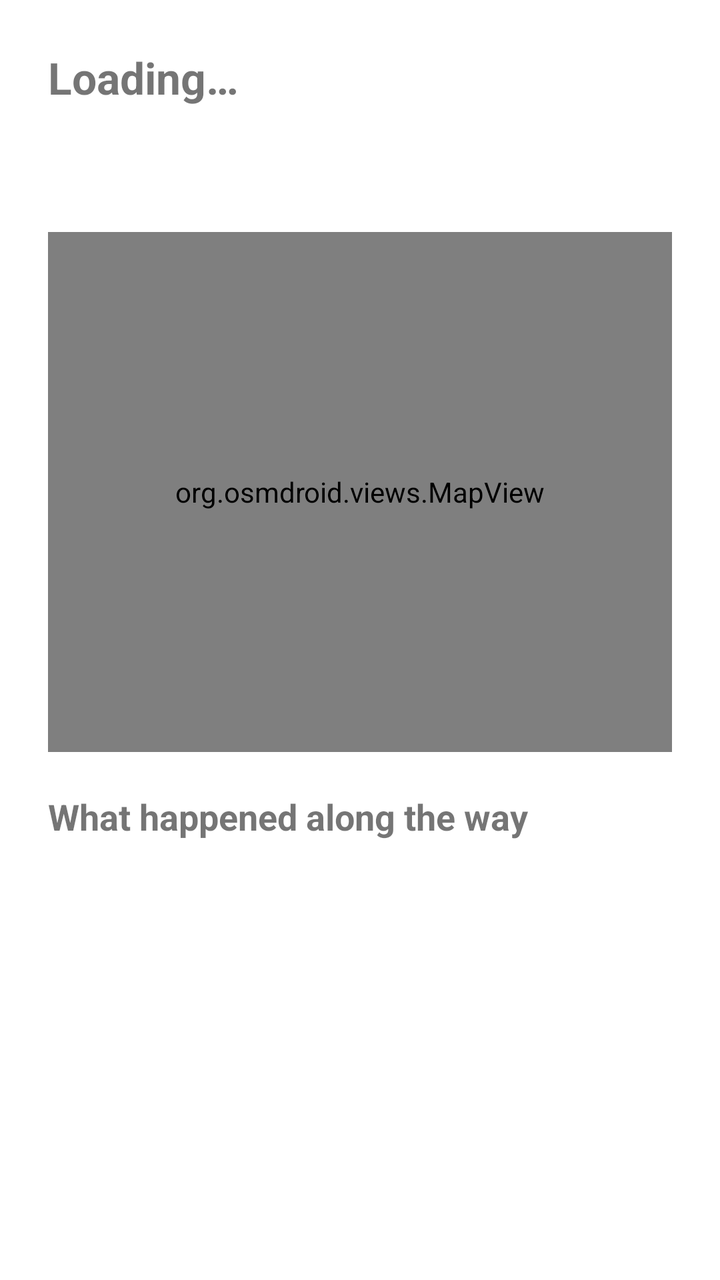
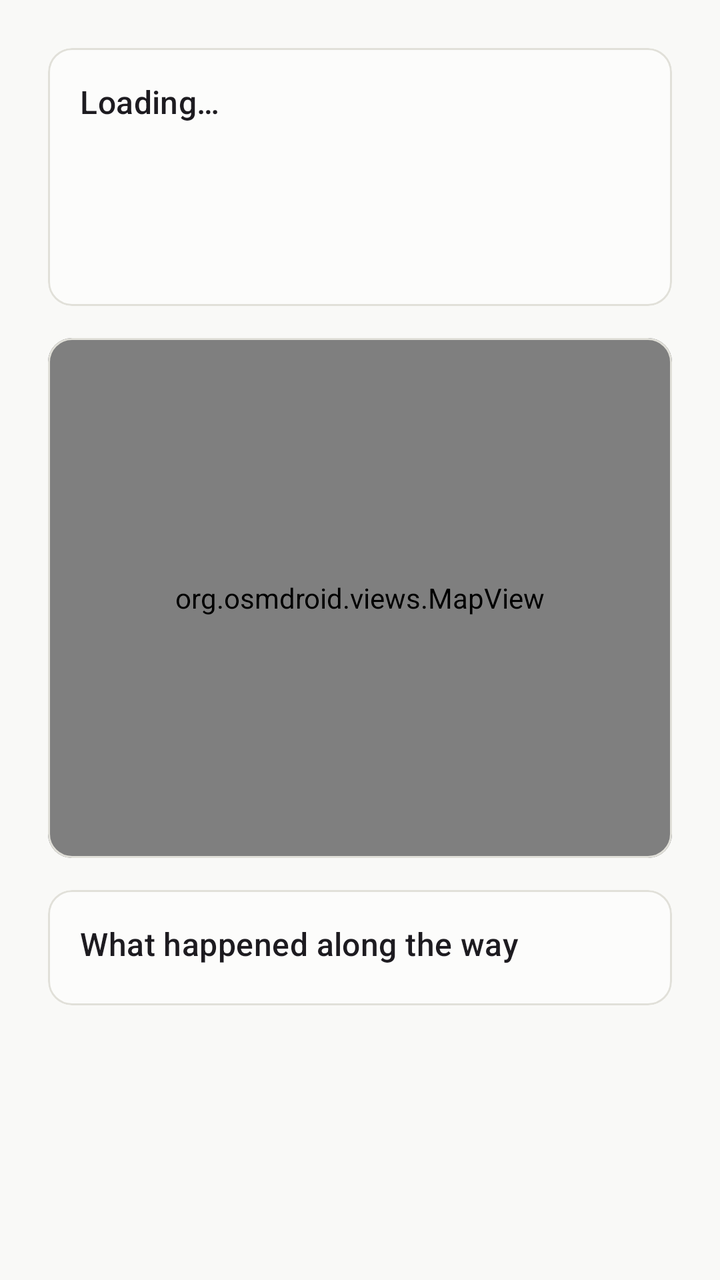

Before-and-after screenshots of an Android layout around one commit, followed by the original layout XML and the change that was made.
<!-- AndroidManifest.xml: application theme Theme.StreetSense -->
<!-- res/layout/activity_session_debrief.xml -->
<?xml version="1.0" encoding="utf-8"?>
<ScrollView xmlns:android="http://schemas.android.com/apk/res/android"
    android:layout_width="match_parent"
    android:layout_height="match_parent">

    <LinearLayout
        android:layout_width="match_parent"
        android:layout_height="wrap_content"
        android:orientation="vertical"
        android:padding="24dp">

        <TextView
            android:id="@+id/activityLabel"
            android:layout_width="wrap_content"
            android:layout_height="wrap_content"
            android:textSize="22sp"
            android:textStyle="bold"
            android:text="@string/debrief_loading" />

        <TextView
            android:id="@+id/doseText"
            android:layout_width="wrap_content"
            android:layout_height="wrap_content"
            android:layout_marginTop="4dp"
            android:textSize="16sp" />

        <TextView
            android:id="@+id/summaryText"
            android:layout_width="wrap_content"
            android:layout_height="wrap_content"
            android:layout_marginTop="2dp"
            android:textSize="14sp" />

        <org.osmdroid.views.MapView
            android:id="@+id/map"
            android:layout_width="match_parent"
            android:layout_height="260dp"
            android:layout_marginTop="16dp" />

        <TextView
            android:id="@+id/mapUnavailableText"
            android:layout_width="wrap_content"
            android:layout_height="wrap_content"
            android:layout_marginTop="16dp"
            android:text="@string/debrief_map_unavailable"
            android:textStyle="italic"
            android:visibility="gone" />

        <TextView
            android:layout_width="wrap_content"
            android:layout_height="wrap_content"
            android:layout_marginTop="20dp"
            android:textSize="18sp"
            android:textStyle="bold"
            android:text="@string/debrief_events_heading" />

        <TextView
            android:id="@+id/noEventsText"
            android:layout_width="wrap_content"
            android:layout_height="wrap_content"
            android:layout_marginTop="4dp"
            android:text="@string/debrief_no_events"
            android:visibility="gone" />

        <LinearLayout
            android:id="@+id/eventsList"
            android:layout_width="match_parent"
            android:layout_height="wrap_content"
            android:orientation="vertical"
            android:layout_marginTop="4dp" />

    </LinearLayout>
</ScrollView>
<!-- resources referenced by this layout -->
<resources>
  <string name="debrief_events_heading">What happened along the way</string>
  <string name="debrief_loading">Loading…</string>
  <string name="debrief_map_unavailable">Map only available right after a session ends — this device never uploads a precise location, so a past session\'s route can\'t be reconstructed.</string>
  <string name="debrief_no_events">Nothing unusual — normal the whole way.</string>
  <style name="Theme.StreetSense" parent="Theme.MaterialComponents.DayNight.NoActionBar" />
</resources>

<!-- the commit's change to res/layout/activity_session_debrief.xml (unified diff, before → after) -->
@@ -7,67 +7,108 @@
         android:layout_width="match_parent"
         android:layout_height="wrap_content"
         android:orientation="vertical"
-        android:padding="24dp">
+        android:padding="16dp">
 
-        <TextView
-            android:id="@+id/activityLabel"
-            android:layout_width="wrap_content"
-            android:layout_height="wrap_content"
-            android:textSize="22sp"
-            android:textStyle="bold"
-            android:text="@string/debrief_loading" />
-
-        <TextView
-            android:id="@+id/doseText"
-            android:layout_width="wrap_content"
-            android:layout_height="wrap_content"
-            android:layout_marginTop="4dp"
-            android:textSize="16sp" />
-
-        <TextView
-            android:id="@+id/summaryText"
-            android:layout_width="wrap_content"
-            android:layout_height="wrap_content"
-            android:layout_marginTop="2dp"
-            android:textSize="14sp" />
-
-        <org.osmdroid.views.MapView
-            android:id="@+id/map"
-            android:layout_width="match_parent"
-            android:layout_height="260dp"
-            android:layout_marginTop="16dp" />
-
-        <TextView
-            android:id="@+id/mapUnavailableText"
-            android:layout_width="wrap_content"
-            android:layout_height="wrap_content"
-            android:layout_marginTop="16dp"
-            android:text="@string/debrief_map_unavailable"
-            android:textStyle="italic"
-            android:visibility="gone" />
-
-        <TextView
-            android:layout_width="wrap_content"
-            android:layout_height="wrap_content"
-            android:layout_marginTop="20dp"
-            android:textSize="18sp"
-            android:textStyle="bold"
-            android:text="@string/debrief_events_heading" />
-
-        <TextView
-            android:id="@+id/noEventsText"
-            android:layout_width="wrap_content"
-            android:layout_height="wrap_content"
-            android:layout_marginTop="4dp"
-            android:text="@string/debrief_no_events"
-            android:visibility="gone" />
-
-        <LinearLayout
-            android:id="@+id/eventsList"
+        
+        <com.google.android.material.card.MaterialCardView
+            style="@style/Widget.StreetSense.Card"
             android:layout_width="match_parent"
             android:layout_height="wrap_content"
-            android:orientation="vertical"
-            android:layout_marginTop="4dp" />
+            android:layout_margin="8dp">
+            <LinearLayout
+                android:layout_width="match_parent"
+                android:layout_height="wrap_content"
+                android:orientation="vertical"
+                android:padding="16dp">
+
+                <TextView
+                    android:id="@+id/activityLabel"
+                    android:layout_width="wrap_content"
+                    android:layout_height="wrap_content"
+                    android:textAppearance="?attr/textAppearanceTitleMedium"
+                    android:text="@string/debrief_loading" />
+
+                <TextView
+                    android:id="@+id/doseText"
+                    android:layout_width="wrap_content"
+                    android:layout_height="wrap_content"
+                    android:layout_marginTop="4dp"
+                    android:textAppearance="?attr/textAppearanceDisplaySmall" />
+
+                <TextView
+                    android:id="@+id/summaryText"
+                    android:layout_width="wrap_content"
+                    android:layout_height="wrap_content"
+                    android:layout_marginTop="4dp"
+                    android:textAppearance="?attr/textAppearanceBodyMedium"
+                    android:textColor="?attr/colorOnSurfaceVariant" />
+            </LinearLayout>
+        </com.google.android.material.card.MaterialCardView>
+
+        
+        <com.google.android.material.card.MaterialCardView
+            style="@style/Widget.StreetSense.Card"
+            android:layout_width="match_parent"
+            android:layout_height="wrap_content"
+            android:layout_margin="8dp">
+            <FrameLayout
+                android:layout_width="match_parent"
+                android:layout_height="wrap_content">
+
+                <org.osmdroid.views.MapView
+                    android:id="@+id/map"
+                    android:layout_width="match_parent"
+                    android:layout_height="260dp" />
+
+                <TextView
+                    android:id="@+id/mapUnavailableText"
+                    android:layout_width="match_parent"
+                    android:layout_height="wrap_content"
+                    android:padding="24dp"
+                    android:gravity="center"
+                    android:textAppearance="?attr/textAppearanceBodyMedium"
+                    android:textColor="?attr/colorOnSurfaceVariant"
+                    android:textStyle="italic"
+                    android:text="@string/debrief_map_unavailable"
+                    android:visibility="gone" />
+            </FrameLayout>
+        </com.google.android.material.card.MaterialCardView>
+
+        
+        <com.google.android.material.card.MaterialCardView
+            style="@style/Widget.StreetSense.Card"
+            android:layout_width="match_parent"
+            android:layout_height="wrap_content"
+            android:layout_margin="8dp">
+            <LinearLayout
+                android:layout_width="match_parent"
+                android:layout_height="wrap_content"
+                android:orientation="vertical"
+                android:padding="16dp">
+
+                <TextView
+                    android:layout_width="wrap_content"
+                    android:layout_height="wrap_content"
+                    android:textAppearance="?attr/textAppearanceTitleMedium"
+                    android:text="@string/debrief_events_heading" />
+
+                <TextView
+                    android:id="@+id/noEventsText"
+                    android:layout_width="wrap_content"
+                    android:layout_height="wrap_content"
+                    android:layout_marginTop="4dp"
+                    android:textAppearance="?attr/textAppearanceBodyMedium"
+                    android:text="@string/debrief_no_events"
+                    android:visibility="gone" />
+
+                <LinearLayout
+                    android:id="@+id/eventsList"
+                    android:layout_width="match_parent"
+                    android:layout_height="wrap_content"
+                    android:orientation="vertical"
+                    android:layout_marginTop="4dp" />
+            </LinearLayout>
+        </com.google.android.material.card.MaterialCardView>
 
     </LinearLayout>
 </ScrollView>
<!-- resource entries referenced after the edit -->
@@ -4,6 +4,34 @@
   <string name="debrief_loading">Loading…</string>
   <string name="debrief_map_unavailable">Map only available right after a session ends — this device never uploads a precise location, so a past session\'s route can\'t be reconstructed.</string>
   <string name="debrief_no_events">Nothing unusual — normal the whole way.</string>
-  <style name="Theme.StreetSense" parent="Theme.MaterialComponents.DayNight.NoActionBar" />
+  <style name="Widget.StreetSense.Card" parent="Widget.Material3.CardView.Outlined">
+          <item name="cardCornerRadius">12dp</item>
+          <item name="strokeWidth">1dp</item>
+          <item name="strokeColor">?attr/colorOutline</item>
+          <item name="cardElevation">0dp</item>
+          <item name="cardBackgroundColor">?attr/colorSurface</item>
+      </style>
+  <style name="Theme.StreetSense" parent="Theme.Material3.DayNight.NoActionBar">
+          <item name="colorPrimary">@color/ink_primary</item>
+          <item name="colorOnPrimary">@color/surface</item>
+          <item name="colorSecondary">@color/seq_700</item>
+          <item name="colorOnSecondary">@color/surface</item>
+          <item name="colorSurface">@color/surface</item>
+          <item name="colorOnSurface">@color/ink_primary</item>
+          <item name="colorSurfaceVariant">@color/page</item>
+          <item name="colorOnSurfaceVariant">@color/ink_secondary</item>
+          <item name="colorOutline">@color/gridline</item>
+          <item name="colorError">@color/status_critical</item>
+          <item name="colorOnError">@color/surface</item>
+          <item name="android:colorBackground">@color/page</item>
+          <item name="colorOnBackground">@color/ink_primary</item>
+      </style>
+  <color name="ink_primary">#0b0b0b</color>
+  <color name="surface">#fcfcfb</color>
+  <color name="seq_700">#0d366b</color>
+  <color name="page">#f9f9f7</color>
+  <color name="ink_secondary">#52514e</color>
+  <color name="gridline">#e1e0d9</color>
+  <color name="status_critical">#d03b3b</color>
 </resources>
 
